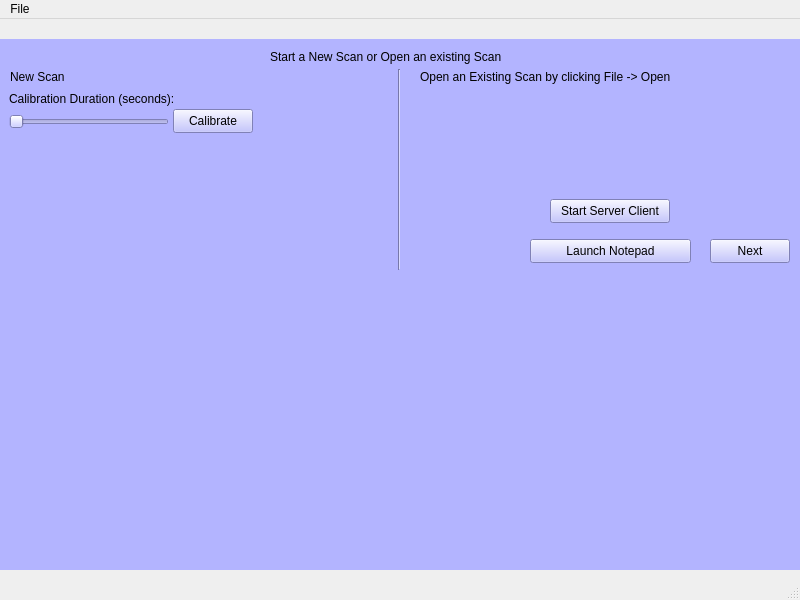
The window that src/gui/v2-gui-interface/mainwindow.ui (BobbyChiu/senior-design) describes before a commit, drawn with Qt 5.
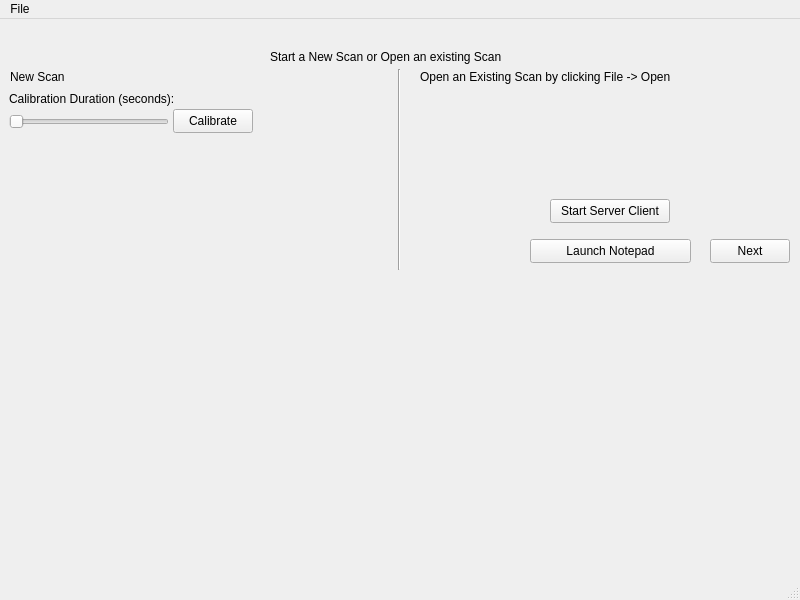
The same window after the commit.

Commit message: Change background to grey. Remove old syscall dir call

Patch:
```diff
--- a/src/gui/v2-gui-interface/mainwindow.ui
+++ b/src/gui/v2-gui-interface/mainwindow.ui
@@ -14,30 +14,17 @@
    <string>MainWindow</string>
   </property>
   <widget class="QWidget" name="centralwidget">
-   <widget class="QLabel" name="sysCallOutput">
-    <property name="geometry">
-     <rect>
-      <x>30</x>
-      <y>260</y>
-      <width>721</width>
-      <height>271</height>
-     </rect>
-    </property>
-    <property name="text">
-     <string>SysCall TextLabel</string>
-    </property>
-   </widget>
    <widget class="QStackedWidget" name="stackedWidget">
     <property name="geometry">
      <rect>
       <x>0</x>
       <y>20</y>
       <width>801</width>
-      <height>531</height>
+      <height>301</height>
      </rect>
     </property>
     <property name="styleSheet">
-     <string notr="true">background-color: rgb(179, 180, 255);</string>
+     <string notr="true"/>
     </property>
     <property name="currentIndex">
      <number>0</number>
```
The commit also changes 3 other files.
